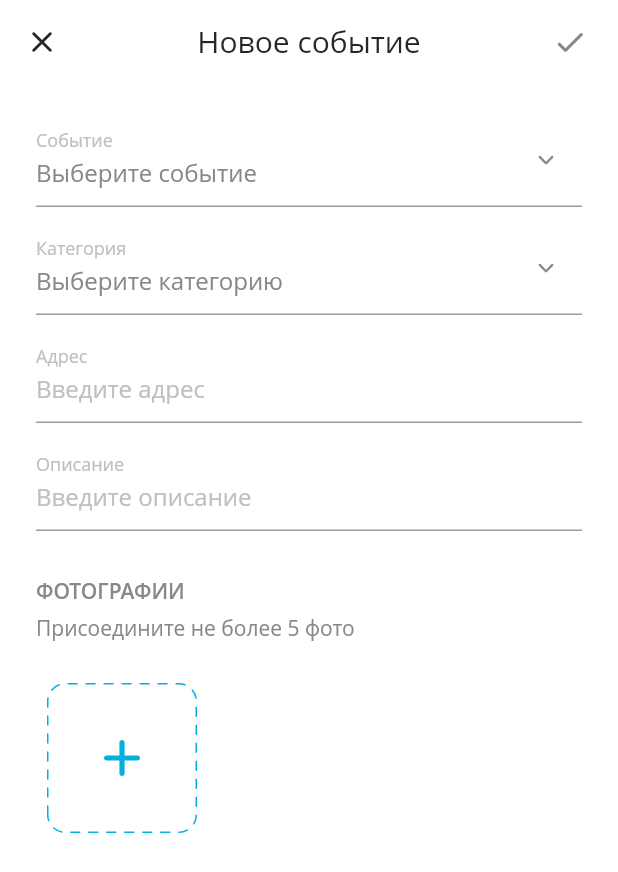
After one commit to seljmov/kupol-mobile-app, a Flutter app: the EventsScreenGbr screen opened directly, after a tap on the "add" icon, on a phone screen of 412 x 824 dp. The commit adds this screen. Shown: the top 872 px of the screen. Run offline on Flutter 3.47's test engine with Material 2 defaults, Android fonts, the phone set to English and light mode, and no system bars; our stand-ins replace easy_dynamic_theme, extended_masked_text, flutter_secure_storage, flutter_svg, image_picker; accounts and stored records are empty; Roboto replaces fonts that are missing (Open Sans).

Commit message:
Страница создания события

```diff
--- a/lib/constants.dart
+++ b/lib/constants.dart
@@ -9,6 +9,9 @@ final kEventOnVerificationStatusColor = Color(0xFFE94235);
 final kEventNewAtWorkColor = Color(0xFF0075B0);
 final kEventCompletedStatusColor = Color(0xFF4F4E4E);
 
+final catchFocus =
+    (context) => FocusScope.of(context).requestFocus(FocusNode());
+
 String getRoleName(Role role) {
   if (role == Role.security) return "Сотрудник охраны";
   if (role == Role.gbr) return "Сотрудник ГБР";
--- /dev/null
+++ b/lib/gbr/add_event_screen.dart
@@ -0,0 +1,269 @@
+import 'dart:io';
+
+import 'package:flutter/material.dart';
+import 'package:flutter_svg/flutter_svg.dart';
+import 'package:kupol_app/components/bottom_sheet_picker.dart';
+import 'package:kupol_app/components/full_screen_view.dart';
+import 'package:kupol_app/components/image_select_button.dart';
+import 'package:kupol_app/constants.dart';
+
+class AddEventScreen extends StatelessWidget {
+  AddEventScreen({Key? key}) : super(key: key);
+
+  final _eventTitles = [
+    "Распитие спиртных напитков",
+    "Разведение открытого огня в неположенном месте",
+    "Работоспособность камеры видеонаблюдения",
+  ];
+
+  final _eventCategories = [
+    "Нарушение режима (территория строительства)",
+    "Вандальные действия, повреждение и порча имущества",
+  ];
+
+  final _canCreateEventNotifier = ValueNotifier<bool>(false);
+  final _eventTitleController = TextEditingController();
+  final _eventCategoryController = TextEditingController();
+  final _eventAddressController = TextEditingController();
+  final _eventDescController = TextEditingController();
+  final _imagesFiles = ValueNotifier<List<File?>>([]);
+
+  bool _verifyAbilityToCreateAnEvent() {
+    return _eventTitleController.text.isNotEmpty &&
+        _eventCategoryController.text.isNotEmpty &&
+        _eventAddressController.text.isNotEmpty &&
+        _eventDescController.text.isNotEmpty;
+  }
+
+  @override
+  Widget build(BuildContext context) {
+    return GestureDetector(
+      onTap: () => catchFocus(context),
+      child: Scaffold(
+        appBar: AppBar(
+          title: Text("Новое событие"),
+          leading: GestureDetector(
+            onTap: () => Navigator.pop(context),
+            child: Icon(
+              Icons.close_rounded,
+            ),
+          ),
+          actions: [
+            ValueListenableBuilder<bool>(
+              valueListenable: _canCreateEventNotifier,
+              builder: (context, canCreate, child) {
+                return Padding(
+                  padding: const EdgeInsets.only(right: 20),
+                  child: GestureDetector(
+                    onTap: !canCreate ? null : () => Navigator.pop(context),
+                    child: Icon(
+                      Icons.check_rounded,
+                      color: !canCreate
+                          ? Theme.of(context).textTheme.bodyText2?.color
+                          : Theme.of(context).textTheme.bodyText1?.color,
+                    ),
+                  ),
+                );
+              },
+            ),
+          ],
+        ),
+        body: SingleChildScrollView(
+          padding: const EdgeInsets.symmetric(
+            vertical: 20,
+            horizontal: 24,
+          ),
+          physics: ClampingScrollPhysics(),
+          child: Column(
+            crossAxisAlignment: CrossAxisAlignment.start,
+            mainAxisAlignment: MainAxisAlignment.start,
+            children: [
+              TextFormField(
+                onTap: () async {
+                  await BottomSheetPicker.pick(
+                    context: context,
+                    onTapItem: (title) {
+                      if (title != null) {
+                        _eventTitleController.text = title;
+                      }
+                    },
+                    items: _eventTitles,
+                  );
+                  _canCreateEventNotifier.value =
+                      _verifyAbilityToCreateAnEvent();
+                },
+                style: TextStyle(
+                  color: Theme.of(context).textTheme.bodyText1?.color,
+                ),
+                controller: _eventTitleController,
+                readOnly: true,
+                keyboardType: TextInputType.number,
+                decoration: InputDecoration(
+                  labelText: "Событие",
+                  hintText: "Выберите событие",
+                  hintStyle: TextStyle(
+                    color: Theme.of(context).textTheme.bodyText2?.color,
+                  ),
+                  floatingLabelBehavior: FloatingLabelBehavior.always,
+                  suffixIcon: SizedBox(
+                    width: 16,
+                    height: 16,
+                    child: SvgPicture.asset(
+                      "lib/assets/icons/arrow_down.svg",
+                      fit: BoxFit.scaleDown,
+                    ),
+                  ),
+                ),
+              ),
+              SizedBox(height: 10),
+              TextFormField(
+                onTap: () async {
+                  await BottomSheetPicker.pick(
+                    context: context,
+                    onTapItem: (title) {
+                      if (title != null) {
+                        _eventCategoryController.text = title;
+                      }
+                    },
+                    items: _eventCategories,
+                  );
+                  _canCreateEventNotifier.value =
+                      _verifyAbilityToCreateAnEvent();
+                },
+                style: TextStyle(
+                  color: Theme.of(context).textTheme.bodyText1?.color,
+                ),
+                controller: _eventCategoryController,
+                readOnly: true,
+                keyboardType: TextInputType.number,
+                decoration: InputDecoration(
+                  labelText: "Категория",
+                  hintText: "Выберите категорию",
+                  hintStyle: TextStyle(
+                    color: Theme.of(context).textTheme.bodyText2?.color,
+                  ),
+                  floatingLabelBehavior: FloatingLabelBehavior.always,
+                  suffixIcon: SizedBox(
+                    width: 16,
+                    height: 16,
+                    child: SvgPicture.asset(
+                      "lib/assets/icons/arrow_down.svg",
+                      fit: BoxFit.scaleDown,
+                    ),
+                  ),
+                ),
+              ),
+              SizedBox(height: 10),
+              TextFormField(
+                onChanged: (value) {
+                  _canCreateEventNotifier.value =
+                      _verifyAbilityToCreateAnEvent();
+                },
+                style: TextStyle(
+                  color: Theme.of(context).textTheme.bodyText1?.color,
+                ),
+                controller: _eventAddressController,
+                decoration: const InputDecoration(
+                  hintText: "Введите адрес",
+                  labelText: "Адрес",
+                  floatingLabelBehavior: FloatingLabelBehavior.always,
+                ),
+              ),
+              SizedBox(height: 10),
+              TextFormField(
+                onChanged: (value) {
+                  _canCreateEventNotifier.value =
+                      _verifyAbilityToCreateAnEvent();
+                },
+                style: TextStyle(
+                  color: Theme.of(context).textTheme.bodyText1?.color,
+                ),
+                obscureText: true,
+                controller: _eventDescController,
+                decoration: const InputDecoration(
+                  hintText: "Введите описание",
+                  labelText: "Описание",
+                  floatingLabelBehavior: FloatingLabelBehavior.always,
+                ),
+              ),
+              SizedBox(height: 30),
+              Text(
+                "ФОТОГРАФИИ",
+                style: TextStyle(
+                  fontWeight: FontWeight.w600,
+                ),
+              ),
+              SizedBox(height: 6),
+              Text(
+                "Присоедините не более 5 фото",
+                style: TextStyle(fontSize: 14),
+              ),
+              SizedBox(height: 20),
+              ValueListenableBuilder<List<File?>>(
+                valueListenable: _imagesFiles,
+                builder: (context, files, child) {
+                  return GridView.count(
+                    shrinkWrap: true,
+                    physics: NeverScrollableScrollPhysics(),
+                    crossAxisSpacing: 10,
+                    mainAxisSpacing: 10,
+                    crossAxisCount: 3,
+                    children: List.generate(
+                      files.length,
+                      (index) => Stack(
+                        alignment: Alignment.center,
+                        children: [
+                          GestureDetector(
+                            onTap: () {
+                              Navigator.push(
+                                context,
+                                MaterialPageRoute(
+                                  builder: (context) => FullScreenView(
+                                    child: Image.file(
+                                      files[index]!,
+                                      fit: BoxFit.cover,
+                                    ),
+                                  ),
+                                ),
+                              );
+                            },
+                            child: ClipRRect(
+                              borderRadius: BorderRadius.circular(12.0),
+                              child: Image.file(
+                                files[index]!,
+                                height: 100,
+                                fit: BoxFit.fitHeight,
+                              ),
+                            ),
+                          ),
+                          Positioned.fill(
+                            child: Align(
+                              alignment: Alignment.center,
+                              child: GestureDetector(
+                                onTap: () {
+                                  var newfiles = files;
+                                  newfiles.removeAt(index);
+                                  _imagesFiles.value = List.of(newfiles);
+                                },
+                                child: SvgPicture.asset(
+                                  "lib/assets/icons/button_delete.svg",
+                                  width: 40,
+                                  height: 40,
+                                  fit: BoxFit.fill,
+                                ),
+                              ),
+                            ),
+                          ),
+                        ],
+                      ),
+                    )..add(ImageSelectButton(imagesFiles: _imagesFiles)),
+                  );
+                },
+              ),
+            ],
+          ),
+        ),
+      ),
+    );
+  }
+}
--- a/lib/gbr/events_screen.dart
+++ b/lib/gbr/events_screen.dart
@@ -1,6 +1,7 @@
 import 'package:flutter/material.dart';
 import 'package:flutter_svg/flutter_svg.dart';
 import 'package:kupol_app/components/employee_repository.dart';
+import 'package:kupol_app/gbr/add_event_screen.dart';
 import 'package:kupol_app/profile/profile_screen.dart';
 import 'package:kupol_app/security/components/event_card.dart';
 import 'package:kupol_app/security/components/event_model.dart';
@@ -68,7 +69,7 @@ class EventsScreenGbr extends StatelessWidget {
                 ),
               ),
               TextSpan(
-                text: " (10-15 декабря)",
+                text: " (10-16 декабря)",
                 style: TextStyle(
                   fontSize: 18,
                   color: Theme.of(context).textTheme.bodyText1?.color,
@@ -130,6 +131,23 @@ class EventsScreenGbr extends StatelessWidget {
           );
         },
       ),
+      floatingActionButton: FloatingActionButton(
+        onPressed: () {
+          Navigator.push(
+            context,
+            MaterialPageRoute(
+              builder: (context) => AddEventScreen(),
+            ),
+          );
+        },
+        backgroundColor: Theme.of(context).secondaryHeaderColor,
+        foregroundColor: Colors.white,
+        elevation: 2,
+        child: Icon(
+          Icons.add_rounded,
+          size: 40,
+        ),
+      ),
     );
   }
 }
--- a/lib/security/repositories/events_repository.dart
+++ b/lib/security/repositories/events_repository.dart
@@ -2,7 +2,6 @@ import 'dart:collection';
 import 'dart:core';
 import 'package:kupol_app/security/components/event_model.dart';
 import 'package:kupol_app/security/components/event_status.dart';
-import 'package:collection/collection.dart';
 
 class EventsRepository {
   List<Event> _events = [
@@ -118,7 +117,6 @@ class EventsRepository {
       var day = date.split(".")[0];
       var month = int.parse(date.split(".")[1]);
       var dateKey = "$day ${monthByNumber[month - 1]}";
-      print(dateKey);
       if (events.containsKey(dateKey)) {
         events[dateKey]?.add(event);
       } else {
```
Also changed, not shown: lib/components/bottom_sheet_picker.dart (added, +56 -0 lines), lib/assets/icons/arrow_down.svg (added).
